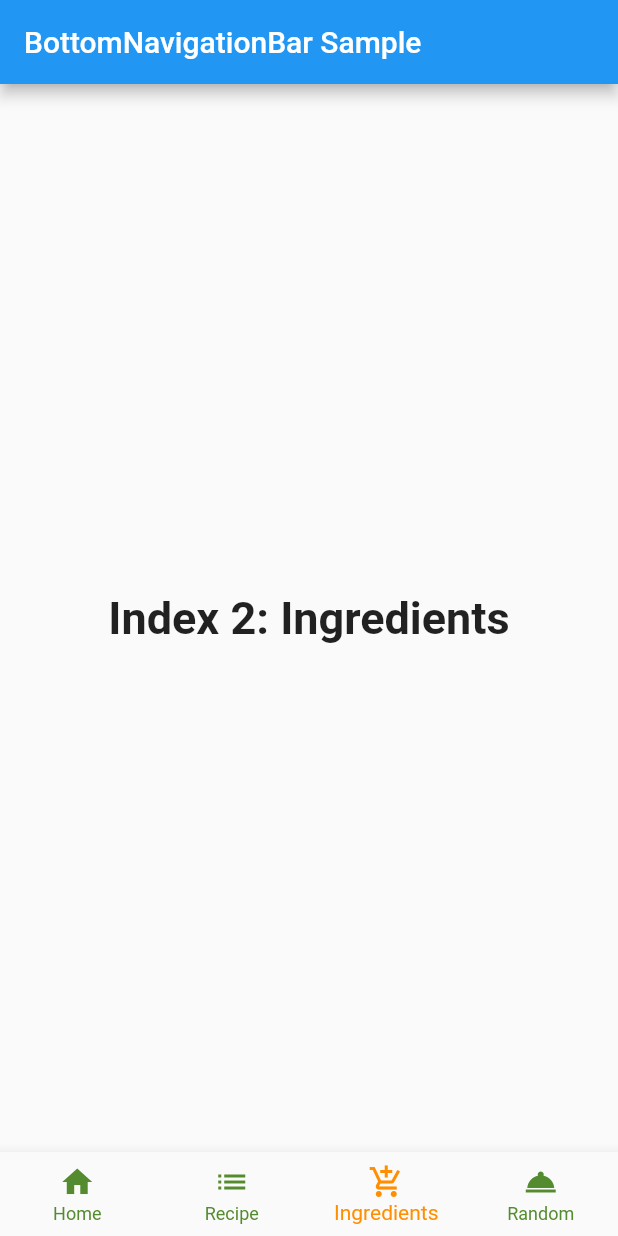
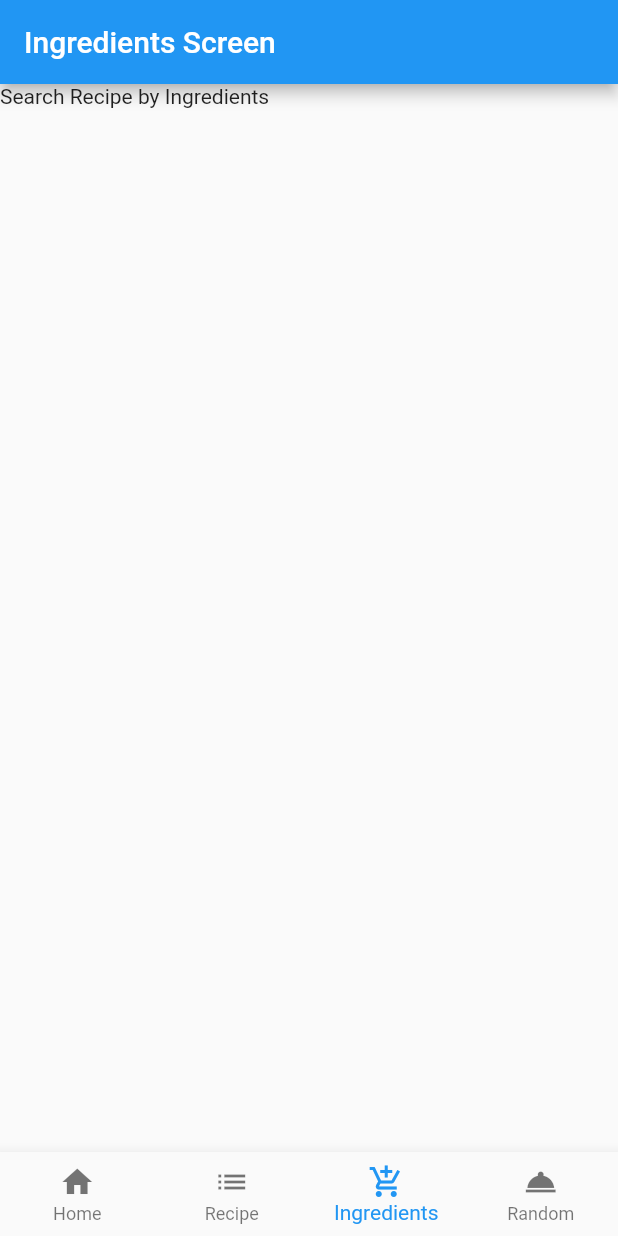
Before and after one commit to wai-calvin/recipeasy, a Flutter app: the screen it shows after launch, item 3 of the bottom bar chosen, on a phone screen of 412 x 824 dp. Run offline on Flutter 3.47's test engine with Material 2 defaults, Android fonts, the phone set to English and light mode, and no system bars.

Commit message:
setting up routing

```diff
--- /dev/null
+++ b/lib/home_page.dart
@@ -0,0 +1,15 @@
+import 'package:flutter/material.dart';
+
+class HomePage extends StatelessWidget {
+  const HomePage({Key key}) : super(key: key);
+
+  @override
+  Widget build(BuildContext context) {
+    return Scaffold(
+      appBar: AppBar(
+        title: Text("Home Screen"),
+      ),
+      body: Text("Home Page"),
+    );
+  }
+}
--- /dev/null
+++ b/lib/ingredients.dart
@@ -0,0 +1,15 @@
+import 'package:flutter/material.dart';
+
+class IngredientsPage extends StatelessWidget {
+  const IngredientsPage({Key key}) : super(key: key);
+
+  @override
+  Widget build(BuildContext context) {
+    return Scaffold(
+      appBar: AppBar(
+        title: Text("Ingredients Screen"),
+      ),
+      body: Text("Search Recipe by Ingredients"),
+    );
+  }
+}
--- a/lib/main.dart
+++ b/lib/main.dart
@@ -1,94 +1,72 @@
 import 'package:flutter/material.dart';
+import 'home_page.dart';
+import 'recipe.dart';
+import 'random.dart';
+import 'ingredients.dart';
 
-void main() => runApp(MyApp());
+void main() => runApp(SampleApp());
 
-/// This Widget is the main application widget.
-class MyApp extends StatelessWidget {
-  static const String _title = 'Flutter Code Sample';
-
+class SampleApp extends StatelessWidget {
+  // This widget is the root of your application.
   @override
   Widget build(BuildContext context) {
     return MaterialApp(
-      title: _title,
-      home: MyStatefulWidget(),
+      title: 'Bottom Navigation Bar Demo',
+      home: BottomNavigationBarController(),
     );
   }
 }
 
-class MyStatefulWidget extends StatefulWidget {
-  MyStatefulWidget({Key key}) : super(key: key);
-
+class BottomNavigationBarController extends StatefulWidget {
   @override
-  _MyStatefulWidgetState createState() => _MyStatefulWidgetState();
+  _BottomNavigationBarControllerState createState() =>
+      _BottomNavigationBarControllerState();
 }
 
-class _MyStatefulWidgetState extends State<MyStatefulWidget> {
-  int _selectedIndex = 0;
-  static const TextStyle optionStyle =
-  TextStyle(fontSize: 30, fontWeight: FontWeight.bold);
-  static const List<Widget> _widgetOptions = <Widget>[
-    Text(
-      'Index 0: Home',
-      style: optionStyle,
+class _BottomNavigationBarControllerState
+    extends State<BottomNavigationBarController> {
+  final List<Widget> pages = [
+    HomePage(
+      key: PageStorageKey('HomePage'),
     ),
-    Text(
-      'Index 1: Recipes',
-      style: optionStyle,
+    RecipePage(
+      key: PageStorageKey('RecipePage'),
     ),
-    Text(
-      'Index 2: Ingredients',
-      style: optionStyle,
+    IngredientsPage(
+      key: PageStorageKey('IngredientsPage'),
     ),
-    Text(
-      'Index 3: Random ',
-      style: optionStyle,
+    RandomPage(
+      key: PageStorageKey('RecentPage'),
     ),
   ];
 
-  void _onItemTapped(int index) {
-    setState(() {
-      _selectedIndex = index;
-    });
-  }
+  final PageStorageBucket bucket = PageStorageBucket();
+
+  int _selectedIndex = 0;
+
+  Widget _bottomNavigationBar(int selectedIndex) => BottomNavigationBar(
+    onTap: (int index) => setState(() => _selectedIndex = index),
+    currentIndex: selectedIndex,
+    type: BottomNavigationBarType.fixed,
+    items: const <BottomNavigationBarItem>[
+      BottomNavigationBarItem(
+          icon: Icon(Icons.home), title: Text('Home')),
+      BottomNavigationBarItem(
+          icon: Icon(Icons.list), title: Text('Recipe')),
+      BottomNavigationBarItem(
+          icon: Icon(Icons.add_shopping_cart), title: Text('Ingredients')),
+      BottomNavigationBarItem(
+          icon: Icon(Icons.room_service), title: Text('Random')),
+    ],
+  );
 
   @override
   Widget build(BuildContext context) {
     return Scaffold(
-      appBar: AppBar(
-        title: const Text('BottomNavigationBar Sample'),
-      ),
-      body: Center(
-        child: _widgetOptions.elementAt(_selectedIndex),
-      ),
-      bottomNavigationBar: BottomNavigationBar(
-        type: BottomNavigationBarType.fixed,
-        items: const <BottomNavigationBarItem>[
-
-          BottomNavigationBarItem(
-            icon: Icon(Icons.home),
-            title: Text('Home'),
-          ),
-
-          BottomNavigationBarItem(
-            icon: Icon(Icons.list),
-            title: Text('Recipe'),
-          ),
-
-          BottomNavigationBarItem(
-            icon: Icon(Icons.add_shopping_cart),
-            title: Text('Ingredients'),
-          ),
-
-          BottomNavigationBarItem(
-            icon: Icon(Icons.room_service),
-            title: Text('Random'),
-          ),
-
-        ],
-        currentIndex: _selectedIndex,
-        selectedItemColor: Colors.amber[800],
-        unselectedItemColor: Colors.lightGreen[800],
-        onTap: _onItemTapped,
+      bottomNavigationBar: _bottomNavigationBar(_selectedIndex),
+      body: PageStorage(
+        child: pages[_selectedIndex],
+        bucket: bucket,
       ),
     );
   }
--- /dev/null
+++ b/lib/random.dart
@@ -0,0 +1,15 @@
+import 'package:flutter/material.dart';
+
+class RandomPage extends StatelessWidget {
+  const RandomPage({Key key}) : super(key: key);
+
+  @override
+  Widget build(BuildContext context) {
+    return Scaffold(
+      appBar: AppBar(
+        title: Text("Random Screen"),
+      ),
+      body: Text("Get Random Recipe"),
+    );
+  }
+}
--- /dev/null
+++ b/lib/recipe.dart
@@ -0,0 +1,15 @@
+import 'package:flutter/material.dart';
+
+class RecipePage extends StatelessWidget {
+  const RecipePage({Key key}) : super(key: key);
+
+  @override
+  Widget build(BuildContext context) {
+    return Scaffold(
+      appBar: AppBar(
+        title: Text("Recipe Screen"),
+      ),
+      body: Text("Search Recipe"),
+    );
+  }
+}
```
